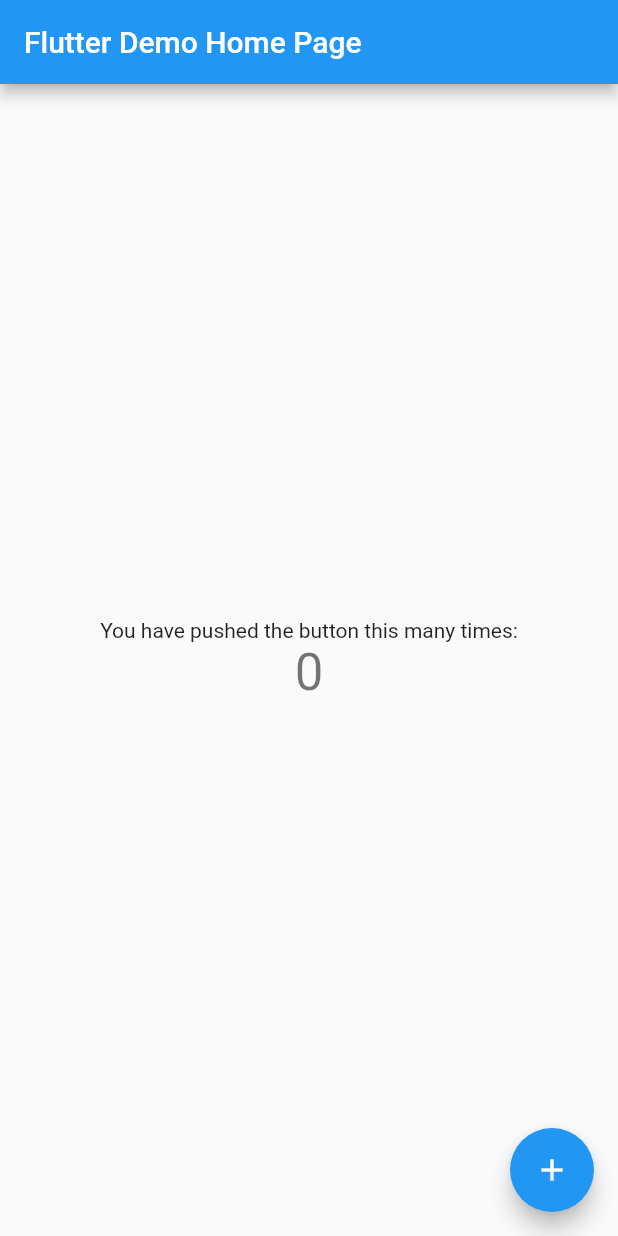
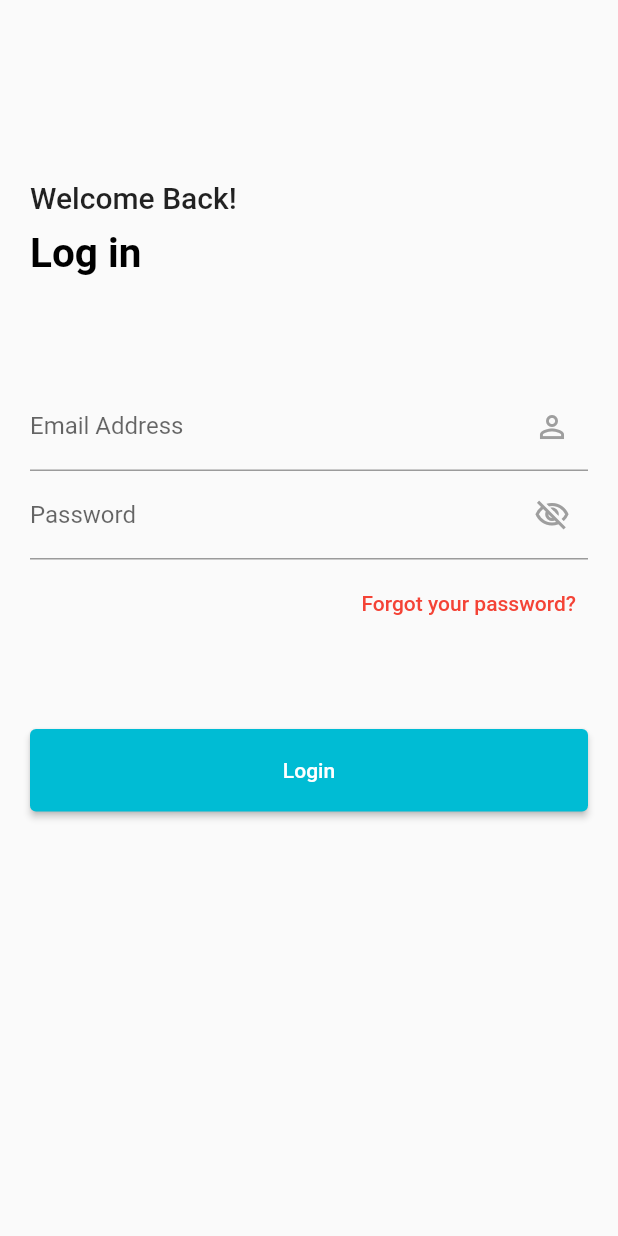
Before and after one commit to maqamylee0/miked_care, a Flutter app: the screen it shows after launch, on a phone screen of 412 x 824 dp. Run offline on Flutter 3.47's test engine with Material 2 defaults, Android fonts, the phone set to English and light mode, and no system bars.

Commit message:
login page

```diff
--- /dev/null
+++ b/lib/login.dart
@@ -0,0 +1,104 @@
+import 'package:flutter/cupertino.dart';
+import 'package:flutter/material.dart';
+import 'package:flutter/services.dart';
+
+class Login extends StatefulWidget {
+  const Login({Key? key}) : super(key: key);
+
+  @override
+  State<Login> createState() => _LoginState();
+}
+
+class _LoginState extends State<Login> {
+  var _passwordVisible;
+  TextEditingController _userPasswordController = TextEditingController();
+  TextEditingController _emailController = TextEditingController();
+
+
+  @override
+  void initState() {
+    _passwordVisible = false;
+  }
+
+  @override
+  Widget build(BuildContext context) {
+    return Scaffold(
+      body: Container(
+        padding: const EdgeInsets.all(20),
+        child: Column(
+          crossAxisAlignment: CrossAxisAlignment.start,
+          children: [
+            SizedBox(height: 100),
+             Text("Welcome Back!",style:Theme.of(context).textTheme.headline6,),
+            SizedBox(height: 10,),
+
+            Text("Log in", style: TextStyle(color: Colors.black,fontSize: 27,fontWeight: FontWeight.bold)),
+            SizedBox(height: 70),
+
+
+            TextFormField(
+              keyboardType: TextInputType.text,
+              controller: _emailController,
+              decoration: InputDecoration(
+                labelText: 'Email Address',
+                hintText: 'johndoe@gmail.com',
+                // Here is key idea
+                suffixIcon: IconButton(
+                  icon: Icon(Icons.person_outline),
+                    color: Colors.grey,
+                  onPressed: () {
+                  },
+                ),
+              ),
+            ),
+          TextFormField(
+            keyboardType: TextInputType.text,
+            controller: _userPasswordController,
+            obscureText: !_passwordVisible,//This will obscure text dynamically
+            decoration: InputDecoration(
+              labelText: 'Password',
+              hintText: 'Enter your password',
+              // Here is key idea
+              suffixIcon: IconButton(
+                icon: Icon(
+                  // Based on passwordVisible state choose the icon
+                  _passwordVisible
+                      ? Icons.visibility
+                      : Icons.visibility_off_outlined,
+                  color: Colors.grey,
+                ),
+                onPressed: () {
+                  // Update the state i.e. toogle the state of passwordVisible variable
+                  setState(() {
+                    _passwordVisible = !_passwordVisible;
+                  });
+                },
+              ),
+            ),
+          ),
+            SizedBox(height:5,),
+            Row(
+              mainAxisAlignment: MainAxisAlignment.spaceBetween,
+              children: [
+
+                SizedBox(width: 100,),
+                TextButton(onPressed:(){onPressed();},child:
+                Text("Forgot your password?",style: TextStyle(color: Colors.red)))
+              ],
+            ),
+           SizedBox(height:60),
+            ElevatedButton(
+              style: ElevatedButton.styleFrom(
+                minimumSize: Size.fromHeight(55), // fromHeight use double.infinity as width and 40 is the height
+            ),
+              onPressed: () {},
+              child: const Text('Login',style: TextStyle(color: Colors.white),)
+            )    ]
+    ),
+    )
+    );
+    }
+
+
+  void onPressed() {}
+}
--- a/lib/main.dart
+++ b/lib/main.dart
@@ -1,4 +1,5 @@
 import 'package:flutter/material.dart';
+import 'package:miked_care/login.dart';
 
 void main() {
   runApp(const MyApp());
@@ -6,25 +7,16 @@
 
 class MyApp extends StatelessWidget {
   const MyApp({super.key});
-
-  // This widget is the root of your application.
   @override
   Widget build(BuildContext context) {
     return MaterialApp(
+      debugShowCheckedModeBanner: false,
       title: 'Flutter Demo',
       theme: ThemeData(
-        // This is the theme of your application.
-        //
-        // Try running your application with "flutter run". You'll see the
-        // application has a blue toolbar. Then, without quitting the app, try
-        // changing the primarySwatch below to Colors.green and then invoke
-        // "hot reload" (press "r" in the console where you ran "flutter run",
-        // or simply save your changes to "hot reload" in a Flutter IDE).
-        // Notice that the counter didn't reset back to zero; the application
-        // is not restarted.
-        primarySwatch: Colors.blue,
+
+        primarySwatch: Colors.cyan,
       ),
-      home: const MyHomePage(title: 'Flutter Demo Home Page'),
+      home: const Login(),
     );
   }
 }
@@ -32,14 +24,6 @@
 class MyHomePage extends StatefulWidget {
   const MyHomePage({super.key, required this.title});
 
-  // This widget is the home page of your application. It is stateful, meaning
-  // that it has a State object (defined below) that contains fields that affect
-  // how it looks.
-
-  // This class is the configuration for the state. It holds the values (in this
-  // case the title) provided by the parent (in this case the App widget) and
-  // used by the build method of the State. Fields in a Widget subclass are
-  // always marked "final".
 
   final String title;
 
@@ -52,47 +36,22 @@
 
   void _incrementCounter() {
     setState(() {
-      // This call to setState tells the Flutter framework that something has
-      // changed in this State, which causes it to rerun the build method below
-      // so that the display can reflect the updated values. If we changed
-      // _counter without calling setState(), then the build method would not be
-      // called again, and so nothing would appear to happen.
+
       _counter++;
     });
   }
 
   @override
   Widget build(BuildContext context) {
-    // This method is rerun every time setState is called, for instance as done
-    // by the _incrementCounter method above.
-    //
-    // The Flutter framework has been optimized to make rerunning build methods
-    // fast, so that you can just rebuild anything that needs updating rather
-    // than having to individually change instances of widgets.
+
     return Scaffold(
       appBar: AppBar(
-        // Here we take the value from the MyHomePage object that was created by
-        // the App.build method, and use it to set our appbar title.
+
         title: Text(widget.title),
       ),
       body: Center(
-        // Center is a layout widget. It takes a single child and positions it
-        // in the middle of the parent.
+
         child: Column(
-          // Column is also a layout widget. It takes a list of children and
-          // arranges them vertically. By default, it sizes itself to fit its
-          // children horizontally, and tries to be as tall as its parent.
-          //
-          // Invoke "debug painting" (press "p" in the console, choose the
-          // "Toggle Debug Paint" action from the Flutter Inspector in Android
-          // Studio, or the "Toggle Debug Paint" command in Visual Studio Code)
-          // to see the wireframe for each widget.
-          //
-          // Column has various properties to control how it sizes itself and
-          // how it positions its children. Here we use mainAxisAlignment to
-          // center the children vertically; the main axis here is the vertical
-          // axis because Columns are vertical (the cross axis would be
-          // horizontal).
           mainAxisAlignment: MainAxisAlignment.center,
           children: <Widget>[
             const Text(
```
